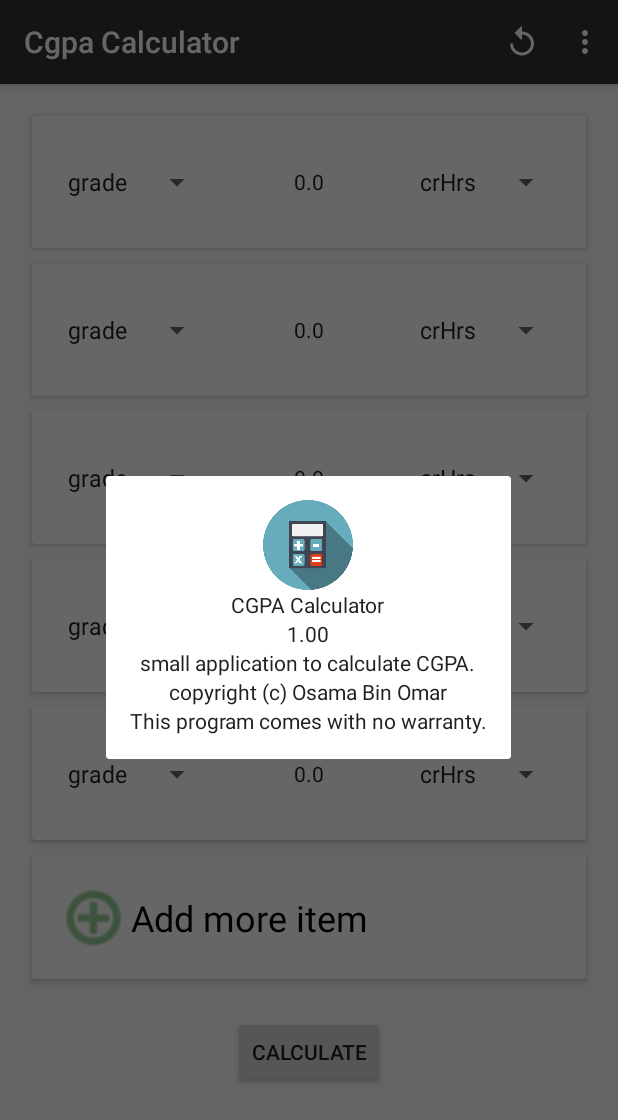
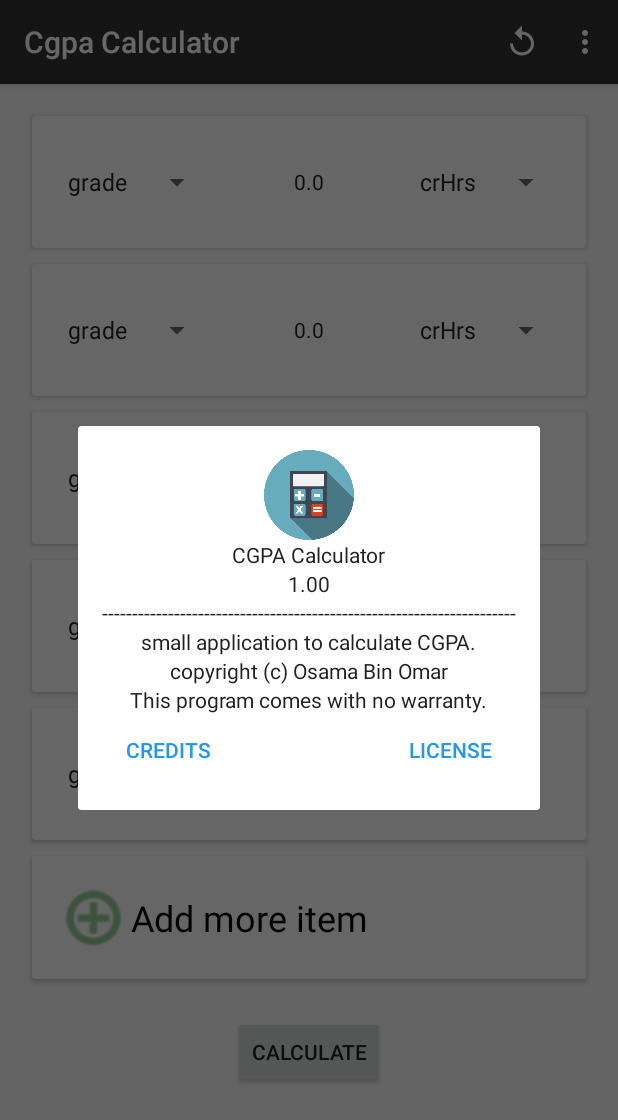
Before and after one commit to bullheadandplato/refactored-fortnight, an Android app: the screen it shows after launch (MainActivity), in the options menu, after a tap on "About", on a phone screen of 412 x 824 dp. Shown: the top 1120 px of the screen. Run offline under Robolectric (Android 15) with nearby library versions, the phone set to English and light mode, and no system bars.

Commit message:
completed about

```diff
--- a/app/src/main/res/layout/about_dialog.xml
+++ b/app/src/main/res/layout/about_dialog.xml
@@ -27,21 +27,41 @@ android:layout_margin="@dimen/activity_horizontal_margin"
  <android.support.v7.widget.AppCompatTextView
      android:layout_width="wrap_content"
      android:layout_height="wrap_content"
-        android:text="small application to calculate CGPA."
-        android:layout_gravity="center_horizontal"
+     android:text="---------------------------------------------------------------------"
+     android:layout_gravity="center"
      />
-    <android.support.v7.widget.AppCompatTextView
+
+<FrameLayout
+    android:layout_width="match_parent"
+    android:layout_height="wrap_content"
+    android:id="@+id/about_content_layout"
+    android:layout_gravity="center"
+    >
+
+</FrameLayout>
+ <RelativeLayout
+     android:layout_width="match_parent"
+     android:layout_height="wrap_content"
+     >
+  <android.support.v7.widget.AppCompatButton
       android:layout_width="wrap_content"
       android:layout_height="wrap_content"
-        android:text="copyright (c) Osama Bin Omar"
-        android:layout_gravity="center_horizontal"
+      android:text="Credits"
+      android:background="@android:color/transparent"
+      android:textColor="@color/dialogButtonColor"
+      android:id="@+id/credit_dialog_button"
       />
-    <android.support.v7.widget.AppCompatTextView
+  <android.support.v7.widget.AppCompatButton
       android:layout_width="wrap_content"
       android:layout_height="wrap_content"
-        android:text="This program comes with no warranty."
-        android:layout_gravity="center_horizontal"
+      android:text="License"
+      android:background="@android:color/transparent"
+      android:textColor="@color/dialogButtonColor"
+      android:layout_alignParentEnd="true"
+      android:layout_alignParentRight="true"
+      android:id="@+id/license_dialog_button"
       />
+ </RelativeLayout>
 
 
 
--- /dev/null
+++ b/app/src/main/res/layout/intro_section_layout.xml
@@ -0,0 +1,22 @@
+<?xml version="1.0" encoding="utf-8"?>
+<LinearLayout xmlns:android="http://schemas.android.com/apk/res/android"
+    android:orientation="vertical" android:layout_width="match_parent"
+    android:layout_height="match_parent">
+    <android.support.v7.widget.AppCompatTextView
+        android:layout_width="wrap_content"
+        android:layout_height="wrap_content"
+        android:text="small application to calculate CGPA."
+        android:layout_gravity="center_horizontal"
+        />
+    <android.support.v7.widget.AppCompatTextView
+        android:layout_width="wrap_content"
+        android:layout_height="wrap_content"
+        android:text="copyright (c) Osama Bin Omar"
+        android:layout_gravity="center_horizontal"/>
+    <android.support.v7.widget.AppCompatTextView
+        android:layout_width="wrap_content"
+        android:layout_height="wrap_content"
+        android:text="This program comes with no warranty."
+        android:layout_gravity="center_horizontal"
+        />
+</LinearLayout>
```
Also changed, not shown: app/src/main/java/com/osama/cgpacalculator/MainActivity.java (+45 -0 lines), app/src/main/res/layout/credits_layout.xml (added, +22 -0 lines), app/src/main/res/layout/license_layout.xml (added, +18 -0 lines), app/src/main/res/values/strings.xml (+17 -0 lines). Lines whose indentation alone changed are shown as unchanged.
